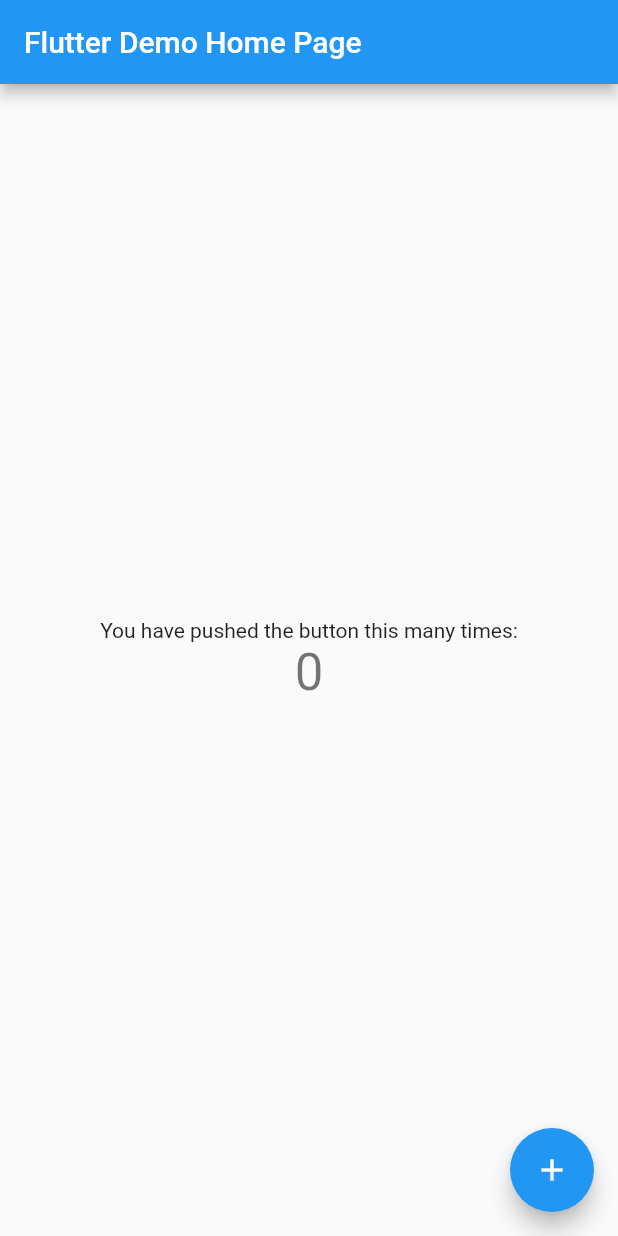
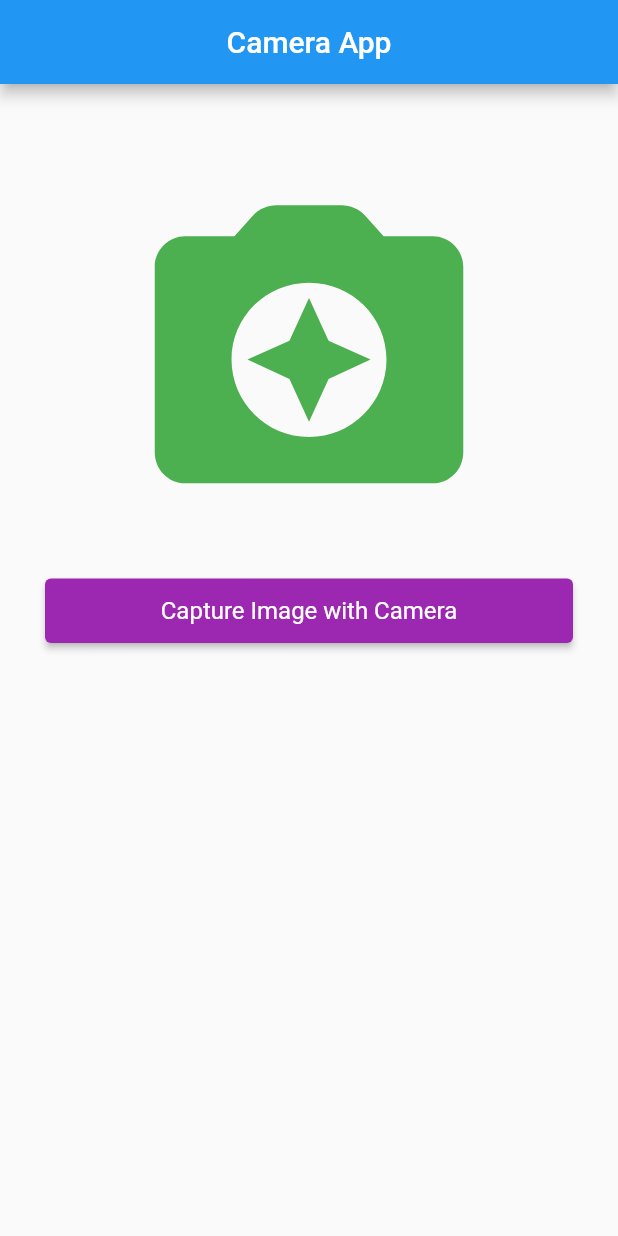
Before and after one commit to majharul-islam181/cameraApp, a Flutter app: the screen it shows after launch, on a phone screen of 412 x 824 dp. Run offline on Flutter 3.47's test engine with Material 2 defaults, Android fonts, the phone set to English and light mode, and no system bars; our stand-ins replace image_picker.

Commit message:
final camera

```diff
--- /dev/null
+++ b/lib/homepage.dart
@@ -0,0 +1,61 @@
+
+import 'dart:io';
+import 'package:flutter/material.dart';
+import 'package:image_picker/image_picker.dart';
+
+
+class HomePage extends StatefulWidget {
+  const HomePage({Key? key}) : super(key: key);
+
+  @override
+  State<HomePage> createState() => _HomePageState();
+}
+
+class _HomePageState extends State<HomePage> {
+
+  File? imageFile;
+
+  void _getFromCamera() async{
+    XFile? pickedFile = (await ImagePicker().pickImage(source: ImageSource.camera,
+    maxHeight: 600,
+    maxWidth: 600)) as XFile;
+    setState(() {
+      imageFile = File(pickedFile!.path);
+    });
+  }
+
+  @override
+  Widget build(BuildContext context) {
+    return Scaffold(
+      appBar: AppBar(
+        title: Text('Camera App'),
+        centerTitle: true,
+      ),
+      body: ListView(
+        children: [
+          SizedBox(height: 50,),
+          imageFile != null ? Container(child: Image.file(imageFile!)):Container(
+            child: Icon(Icons.camera_enhance_rounded, color: Colors.green,
+            size: MediaQuery.of(context).size.width* .6,),),
+          Padding(
+            padding: const EdgeInsets.all(30.0),
+          child: ElevatedButton(
+            child: Text('Capture Image with Camera'),
+            onPressed: (){
+              _getFromCamera();
+            },
+            style: ButtonStyle(
+              backgroundColor: MaterialStateProperty.all(Colors.purple),
+              padding: MaterialStateProperty.all(EdgeInsets.all(12)),
+              textStyle: MaterialStateProperty.all(TextStyle(fontSize: 16)),
+            ),
+          ),
+
+          ),
+
+        ],
+      ),
+
+    );
+  }
+}
--- a/lib/main.dart
+++ b/lib/main.dart
@@ -1,3 +1,4 @@
+import 'package:camera_app/homepage.dart';
 import 'package:flutter/material.dart';
 
 void main() {
@@ -24,92 +25,7 @@ class MyApp extends StatelessWidget {
         // is not restarted.
         primarySwatch: Colors.blue,
       ),
-      home: const MyHomePage(title: 'Flutter Demo Home Page'),
+      home: const HomePage(),
     );
   }
 }
-
-class MyHomePage extends StatefulWidget {
-  const MyHomePage({super.key, required this.title});
-
-  // This widget is the home page of your application. It is stateful, meaning
-  // that it has a State object (defined below) that contains fields that affect
-  // how it looks.
-
-  // This class is the configuration for the state. It holds the values (in this
-  // case the title) provided by the parent (in this case the App widget) and
-  // used by the build method of the State. Fields in a Widget subclass are
-  // always marked "final".
-
-  final String title;
-
-  @override
-  State<MyHomePage> createState() => _MyHomePageState();
-}
-
-class _MyHomePageState extends State<MyHomePage> {
-  int _counter = 0;
-
-  void _incrementCounter() {
-    setState(() {
-      // This call to setState tells the Flutter framework that something has
-      // changed in this State, which causes it to rerun the build method below
-      // so that the display can reflect the updated values. If we changed
-      // _counter without calling setState(), then the build method would not be
-      // called again, and so nothing would appear to happen.
-      _counter++;
-    });
-  }
-
-  @override
-  Widget build(BuildContext context) {
-    // This method is rerun every time setState is called, for instance as done
-    // by the _incrementCounter method above.
-    //
-    // The Flutter framework has been optimized to make rerunning build methods
-    // fast, so that you can just rebuild anything that needs updating rather
-    // than having to individually change instances of widgets.
-    return Scaffold(
-      appBar: AppBar(
-        // Here we take the value from the MyHomePage object that was created by
-        // the App.build method, and use it to set our appbar title.
-        title: Text(widget.title),
-      ),
-      body: Center(
-        // Center is a layout widget. It takes a single child and positions it
-        // in the middle of the parent.
-        child: Column(
-          // Column is also a layout widget. It takes a list of children and
-          // arranges them vertically. By default, it sizes itself to fit its
-          // children horizontally, and tries to be as tall as its parent.
-          //
-          // Invoke "debug painting" (press "p" in the console, choose the
-          // "Toggle Debug Paint" action from the Flutter Inspector in Android
-          // Studio, or the "Toggle Debug Paint" command in Visual Studio Code)
-          // to see the wireframe for each widget.
-          //
-          // Column has various properties to control how it sizes itself and
-          // how it positions its children. Here we use mainAxisAlignment to
-          // center the children vertically; the main axis here is the vertical
-          // axis because Columns are vertical (the cross axis would be
-          // horizontal).
-          mainAxisAlignment: MainAxisAlignment.center,
-          children: <Widget>[
-            const Text(
-              'You have pushed the button this many times:',
-            ),
-            Text(
-              '$_counter',
-              style: Theme.of(context).textTheme.headline4,
-            ),
-          ],
-        ),
-      ),
-      floatingActionButton: FloatingActionButton(
-        onPressed: _incrementCounter,
-        tooltip: 'Increment',
-        child: const Icon(Icons.add),
-      ), // This trailing comma makes auto-formatting nicer for build methods.
-    );
-  }
-}
--- a/pubspec.yaml
+++ b/pubspec.yaml
@@ -36,6 +36,7 @@ dependencies:
   # The following adds the Cupertino Icons font to your application.
   # Use with the CupertinoIcons class for iOS style icons.
   cupertino_icons: ^1.0.2
+  image_picker: ^0.8.5+3
 
 dev_dependencies:
   flutter_test:
```
Also changed, not shown: pubspec.lock.
